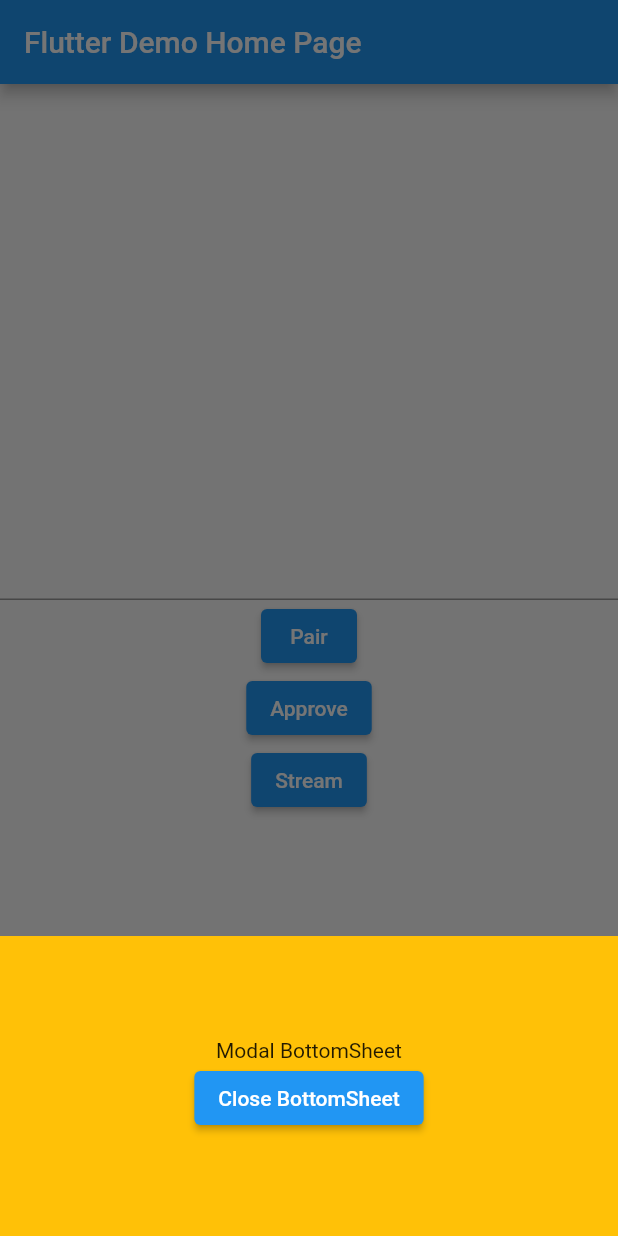
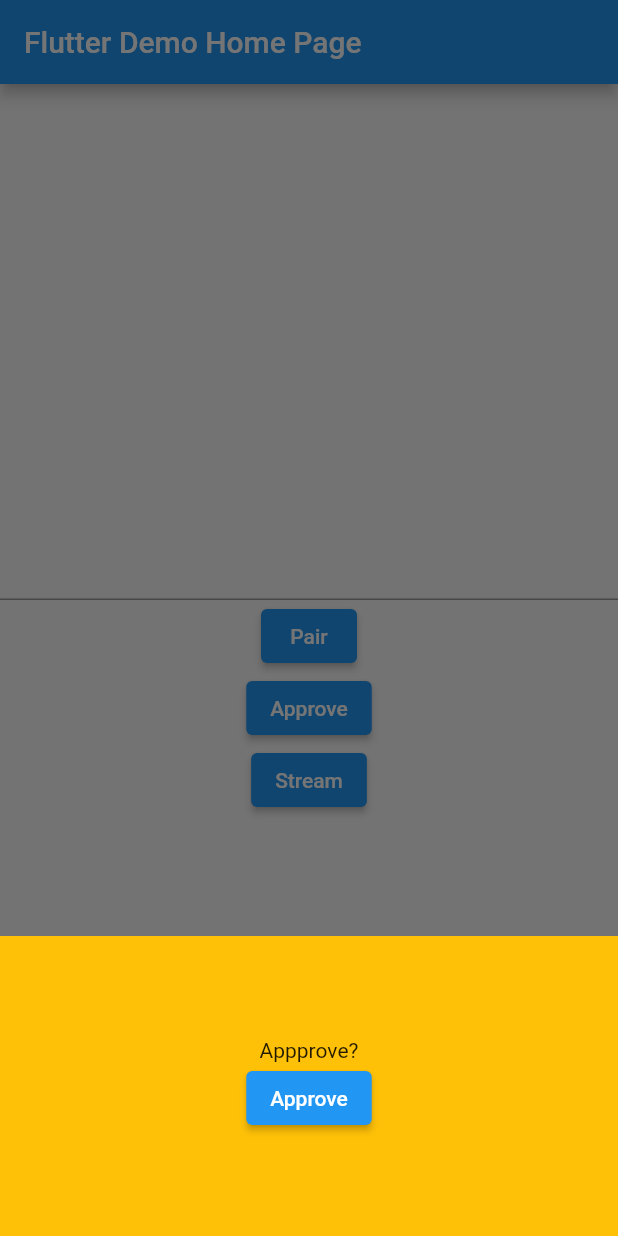
Before and after one commit to muhammadsaddamnur/wc2, a Flutter app: the screen it shows after launch, after a tap on "Stream", on a phone screen of 412 x 824 dp. Run offline on Flutter 3.47's test engine with Material 2 defaults, Android fonts, the phone set to English and light mode, and no system bars.

Commit message:
Bottom sheet action

```diff
--- a/lib/main.dart
+++ b/lib/main.dart
@@ -34,6 +34,8 @@ class _MyHomePageState extends State<MyHomePage> {
   String message = '';
   TextEditingController textEditingController = TextEditingController();
 
+  bool isBottomSheet = false;
+
   @override
   void initState() {
     super.initState();
@@ -62,12 +64,17 @@ class _MyHomePageState extends State<MyHomePage> {
               onPressed: () async {
                 await methodChannelImpl.pair(
                     textEditingController.text, () {}, () {});
-                await methodChannelImpl.delegate();
+                methodChannelImpl.delegate();
                 print("woyy");
-                methodChannelImpl.streamDelegate().listen((event) {
-                  print('wkwk' + event.toString());
+                methodChannelImpl
+                    .streamDelegate()
+                    .asBroadcastStream()
+                    .listen((event) {
                   if (event == "onSessionProposal") {
-                    runBottomSheet();
+                    if (isBottomSheet == false) {
+                      isBottomSheet = true;
+                      runBottomSheet();
+                    }
                   }
                 });
               },
@@ -100,6 +107,7 @@ class _MyHomePageState extends State<MyHomePage> {
   void runBottomSheet() {
     showModalBottomSheet<void>(
       context: context,
+      isDismissible: false,
       builder: (BuildContext context) {
         return Container(
           height: 200,
@@ -109,10 +117,14 @@ class _MyHomePageState extends State<MyHomePage> {
               mainAxisAlignment: MainAxisAlignment.center,
               mainAxisSize: MainAxisSize.min,
               children: <Widget>[
-                const Text('Modal BottomSheet'),
+                const Text('Appprove?'),
                 ElevatedButton(
-                  child: const Text('Close BottomSheet'),
-                  onPressed: () => Navigator.pop(context),
+                  child: const Text('Approve'),
+                  onPressed: () async {
+                    isBottomSheet = false;
+                    await methodChannelImpl.approve(() {}, () {});
+                    Navigator.pop(context);
+                  },
                 )
               ],
             ),
--- a/lib/method_channel_impl.dart
+++ b/lib/method_channel_impl.dart
@@ -1,8 +1,16 @@
 import 'package:flutter/services.dart';
 
 class MethodChannelImpl {
-  static const platform = MethodChannel('wallet_connect_2');
-  static const eventChannel = EventChannel('streamDelegate');
+  static final MethodChannelImpl _intance = MethodChannelImpl._internal();
+
+  MethodChannelImpl._internal();
+
+  factory MethodChannelImpl() {
+    return _intance;
+  }
+
+  MethodChannel platform = const MethodChannel('wallet_connect_2');
+  EventChannel eventChannel = const EventChannel('streamDelegate');
 
   Future pair(String uri, Function onSuccess, Function onError) async {
     try {
```
Also changed, not shown: 1 other file.
